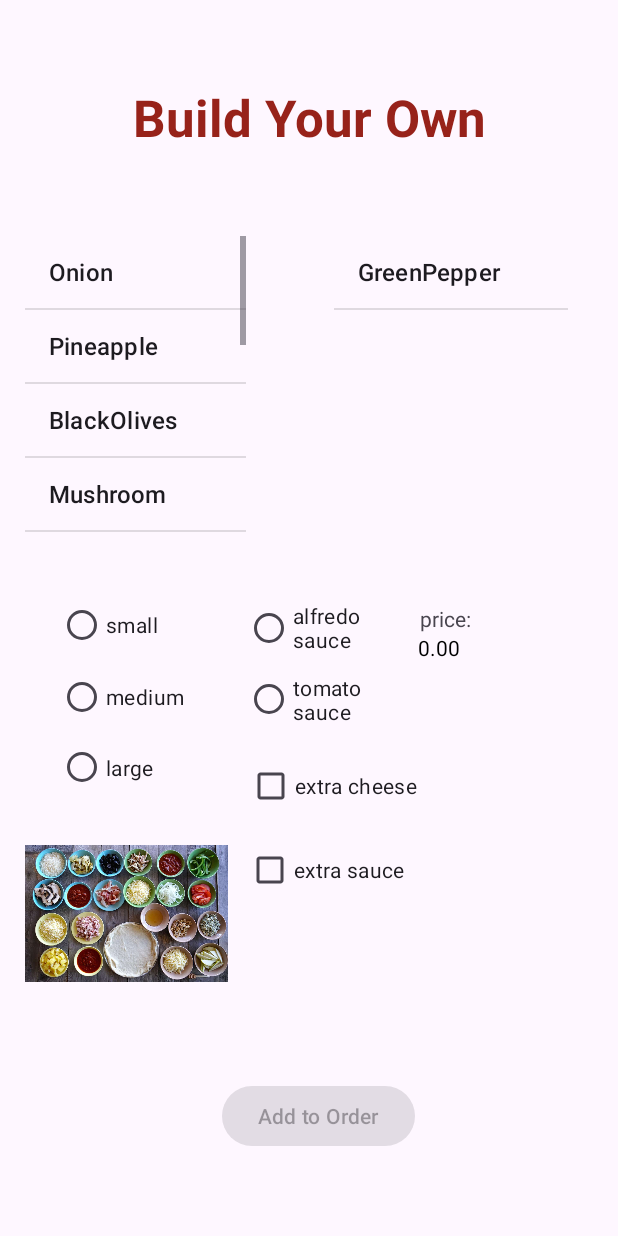
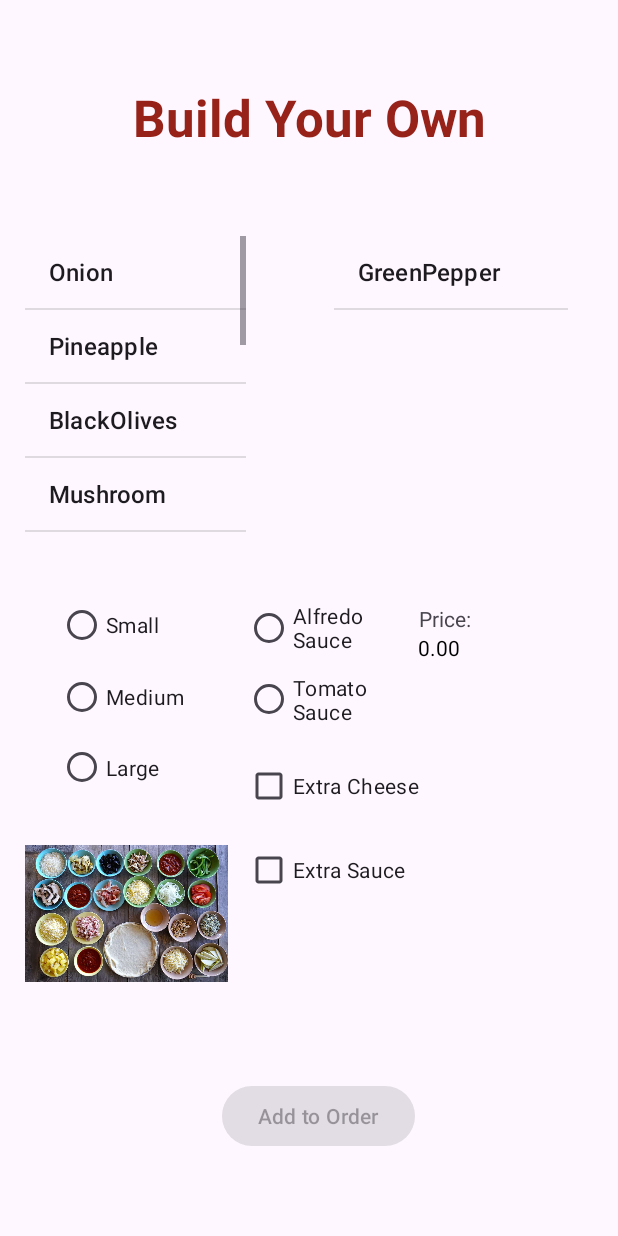
Before and after one commit to deshnadoshi/RUPizzaApp, an Android app: the BuildYourOwnActivity screen opened directly, with no data from a screen before it, after a tap on "GreenPepper", on a phone screen of 412 x 824 dp. Run offline under Robolectric (Android 15) with nearby library versions, the phone set to English and light mode, and no system bars.

Commit message:
Fixing hardcoded string errors.

```diff
--- a/app/src/main/res/layout/activity_byo.xml
+++ b/app/src/main/res/layout/activity_byo.xml
@@ -38,19 +38,19 @@
             android:id="@+id/byoSmall"
             android:layout_width="match_parent"
             android:layout_height="wrap_content"
-            android:text="small" />
+            android:text="@string/small" />
 
         <RadioButton
             android:id="@+id/byoMed"
             android:layout_width="match_parent"
             android:layout_height="wrap_content"
-            android:text="medium" />
+            android:text="@string/medium" />
 
         <RadioButton
             android:id="@+id/byoLarge"
             android:layout_width="match_parent"
             android:layout_height="wrap_content"
-            android:text="large" />
+            android:text="@string/large" />
     </RadioGroup>
 
     <RadioGroup
@@ -70,13 +70,13 @@
             android:id="@+id/byoAlfredo"
             android:layout_width="match_parent"
             android:layout_height="wrap_content"
-            android:text="alfredo sauce" />
+            android:text="@string/alfredo_sauce" />
 
         <RadioButton
             android:id="@+id/byoTomato"
             android:layout_width="match_parent"
             android:layout_height="wrap_content"
-            android:text="tomato sauce" />
+            android:text="@string/tomato_sauce" />
     </RadioGroup>
 
     <TextView
@@ -144,7 +144,7 @@
         android:layout_marginTop="453dp"
         android:layout_marginEnd="133dp"
         android:layout_marginBottom="230dp"
-        android:text="extra cheese"
+        android:text="@string/extra_cheese"
         app:layout_constraintBottom_toBottomOf="parent"
         app:layout_constraintEnd_toEndOf="parent"
         app:layout_constraintStart_toStartOf="parent"
@@ -158,7 +158,7 @@
         android:layout_marginTop="509dp"
         android:layout_marginEnd="141dp"
         android:layout_marginBottom="174dp"
-        android:text="extra sauce"
+        android:text="@string/extra_sauce"
         app:layout_constraintBottom_toBottomOf="parent"
         app:layout_constraintEnd_toEndOf="parent"
         app:layout_constraintStart_toStartOf="parent"
@@ -172,7 +172,7 @@
         android:layout_marginTop="356dp"
         android:layout_marginEnd="98dp"
         android:layout_marginBottom="356dp"
-        android:text="price:"
+        android:text="@string/price"
         app:layout_constraintBottom_toBottomOf="parent"
         app:layout_constraintEnd_toEndOf="parent"
         app:layout_constraintStart_toStartOf="parent"
--- a/app/src/main/res/values/strings.xml
+++ b/app/src/main/res/values/strings.xml
@@ -15,4 +15,12 @@
     <string name="delete_instructions">If you want to delete an order, please click on it in the above list.</string>
     <string name="add_to_order">Add to Order</string>
     <string name="order_number">Order Number:</string>
+    <string name="small">Small</string>
+    <string name="medium">Medium</string>
+    <string name="large">Large</string>
+    <string name="extra_cheese">Extra Cheese</string>
+    <string name="extra_sauce">Extra Sauce</string>
+    <string name="price">Price:</string>
+    <string name="alfredo_sauce">Alfredo Sauce</string>
+    <string name="tomato_sauce">Tomato Sauce</string>
 </resources>
```
Also changed, not shown: app/src/main/res/layout/activity_specialty.xml (+7 -7 lines).
